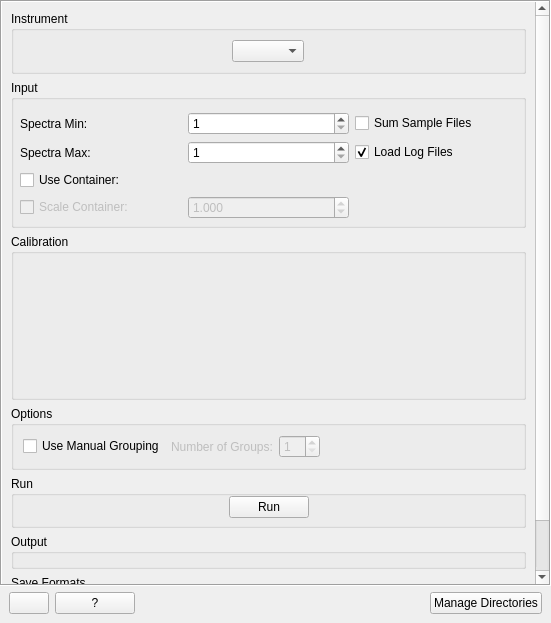
Above: qt/scientific_interfaces/Indirect/Diffraction/IndirectDiffractionReduction.ui from mantidproject/mantid before the change. Below: the same form after it.
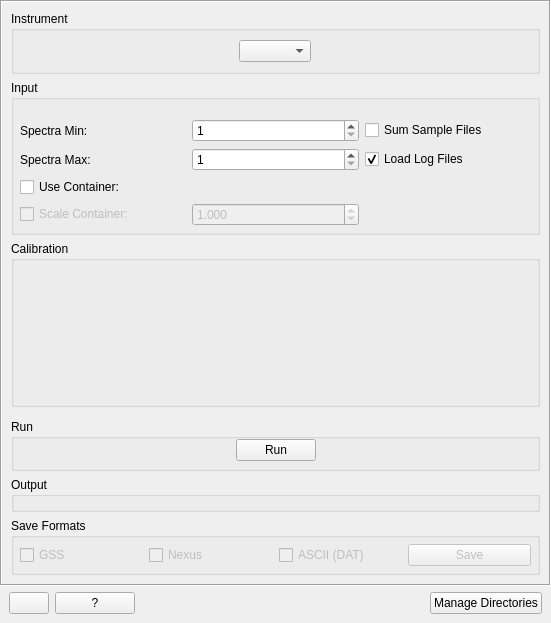
That is the form after the change. Custom widgets are drawn as their Qt base class.

Commit message: Add new detector grouping widget in diffraction interface

Diff of the .ui file:
```diff
--- a/qt/scientific_interfaces/Indirect/Diffraction/IndirectDiffractionReduction.ui
+++ b/qt/scientific_interfaces/Indirect/Diffraction/IndirectDiffractionReduction.ui
@@ -40,8 +40,8 @@
         <rect>
          <x>0</x>
          <y>0</y>
-         <width>547</width>
-         <height>579</height>
+         <width>526</width>
+         <height>593</height>
         </rect>
        </property>
        <layout class="QVBoxLayout" name="verticalLayout">
@@ -607,52 +607,13 @@
          </widget>
         </item>
         <item>
-         <widget class="QGroupBox" name="gbGeneralOptions">
-          <property name="title">
-           <string>Options</string>
+         <widget class="QFrame" name="fDetectorGrouping">
+          <property name="frameShape">
+           <enum>QFrame::StyledPanel</enum>
           </property>
-          <layout class="QHBoxLayout" name="horizontalLayout_2">
-           <item>
-            <widget class="QCheckBox" name="ckManualGrouping">
-             <property name="text">
-              <string>Use Manual Grouping</string>
-             </property>
-            </widget>
-           </item>
-           <item>
-            <widget class="QLabel" name="lbNoGroups">
-             <property name="enabled">
-              <bool>false</bool>
-             </property>
-             <property name="text">
-              <string>Number of Groups:</string>
-             </property>
-            </widget>
-           </item>
-           <item>
-            <widget class="QSpinBox" name="spNumberGroups">
-             <property name="enabled">
-              <bool>false</bool>
-             </property>
-             <property name="minimum">
-              <number>1</number>
-             </property>
-            </widget>
-           </item>
-           <item>
-            <spacer name="horizontalSpacer">
-             <property name="orientation">
-              <enum>Qt::Horizontal</enum>
-             </property>
-             <property name="sizeHint" stdset="0">
-              <size>
-               <width>40</width>
-               <height>20</height>
-              </size>
-             </property>
-            </spacer>
-           </item>
-          </layout>
+          <property name="frameShadow">
+           <enum>QFrame::Raised</enum>
+          </property>
          </widget>
         </item>
         <item>
```
Left out of the diff: 32 changed lines with no effect on the pictures. The commit also changes 2 other files.
